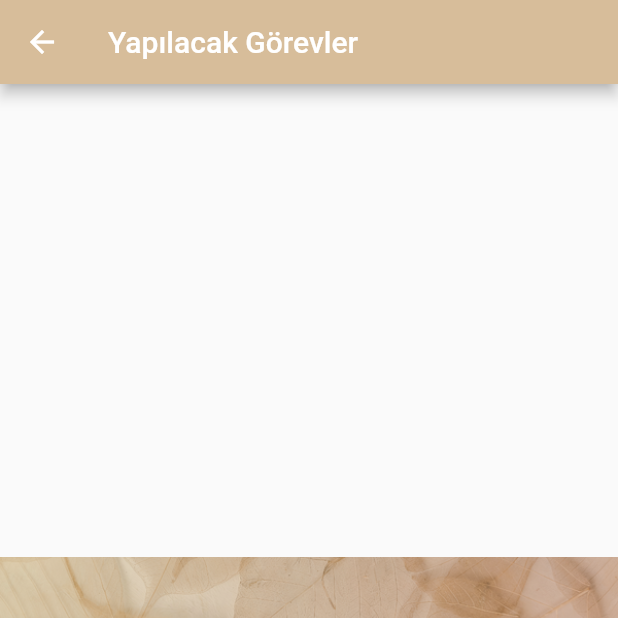
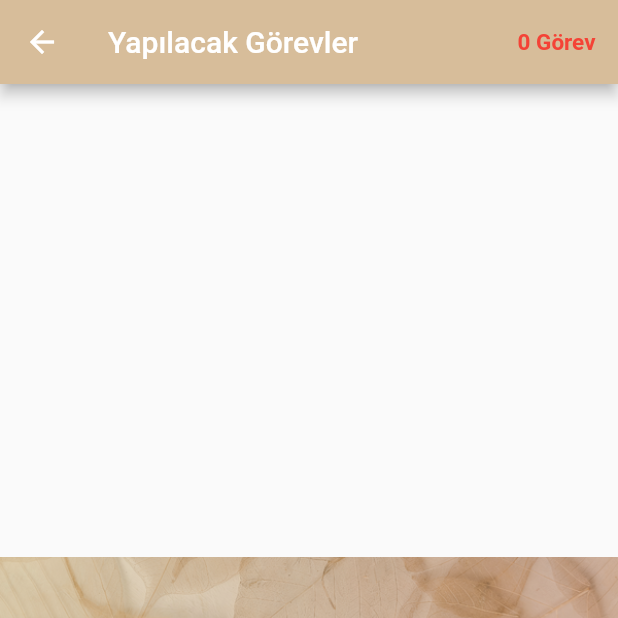
Before and after one commit to sedsax/todo_persembe, a Flutter app: the NotDoneTasks screen opened directly, on a phone screen of 412 x 824 dp, the top half of it. Run offline on Flutter 3.47's test engine with Material 2 defaults, Android fonts, the phone set to English and light mode, and no system bars; our stand-ins replace hive_flutter; accounts and stored records are empty.

Commit message:
anasayfanın widgetlarını düzenledim, görev sayfalarına anlık görev sayısılarını ekledim

```diff
--- a/lib/screens/not_done_tasks.dart
+++ b/lib/screens/not_done_tasks.dart
@@ -4,7 +4,6 @@ import 'package:todo_persembe/models/task_data.dart';
 import 'package:todo_persembe/widgets/silme_alert.dart';
 
 import '../widgets/not_done_task_tile.dart';
-
 
 class NotDoneTasks extends StatelessWidget {
   const NotDoneTasks({super.key});
@@ -13,13 +12,27 @@ class NotDoneTasks extends StatelessWidget {
   @override
   Widget build(BuildContext context) {
     return Scaffold(
-
         appBar: AppBar(
           backgroundColor: app_theme_color,
-        title: Text('Yapılacak Görevler'),
+          title: const Text('Yapılacak Görevler'),
+          actions: [
+            Center(
+              child: Padding(
+                padding: const EdgeInsets.all(15.0),
+                child: Text(
+                  '${Provider.of<TaskData>(context).toDoTaskCount} Görev',
+                  style: const TextStyle(
+                    color: Colors.red,
+                    fontSize: 15,
+                    fontWeight: FontWeight.bold
+                  ),
+                ),
+              ),
+            ),
+          ],
         ),
         body: Consumer<TaskData>(
-        builder: (context, taskData, child){
+          builder: (context, taskData, child) {
             if (taskData.toDoTaskCount != 0) {
               return Padding(
                 padding: const EdgeInsets.all(10),
@@ -32,7 +45,8 @@ class NotDoneTasks extends StatelessWidget {
                       taskDate: task.taskDate,
                       longPressCallback: () {
                         //taskData.deleteTask(task);
-                    DialogUtil.showDeleteConfirmationDialog(context, taskData, task);
+                        DialogUtil.showDeleteConfirmationDialog(
+                            context, taskData, task);
                       },
                     );
                   },
@@ -45,8 +59,6 @@ class NotDoneTasks extends StatelessWidget {
               );
             }
           },
-
-        )
-    );
+        ));
   }
 }
```
Also changed, not shown: lib/screens/done_tasks.dart (+15 -0 lines), lib/screens/tasks_screen.dart (+26 -21 lines). Lines whose indentation alone changed are shown as unchanged.
